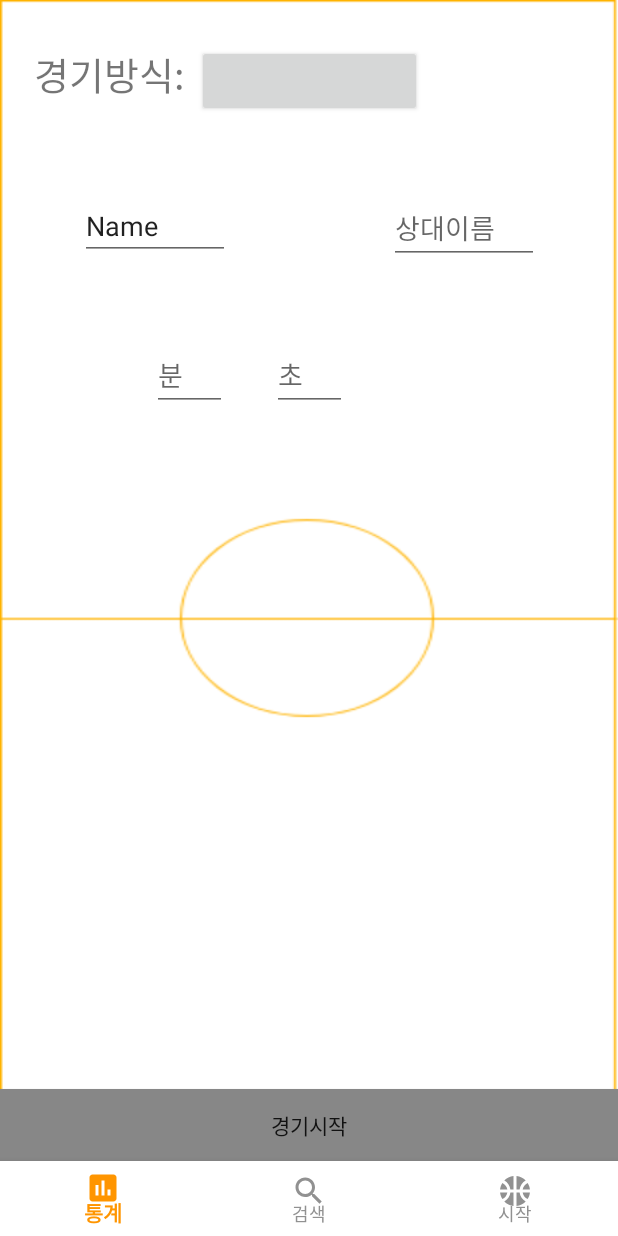
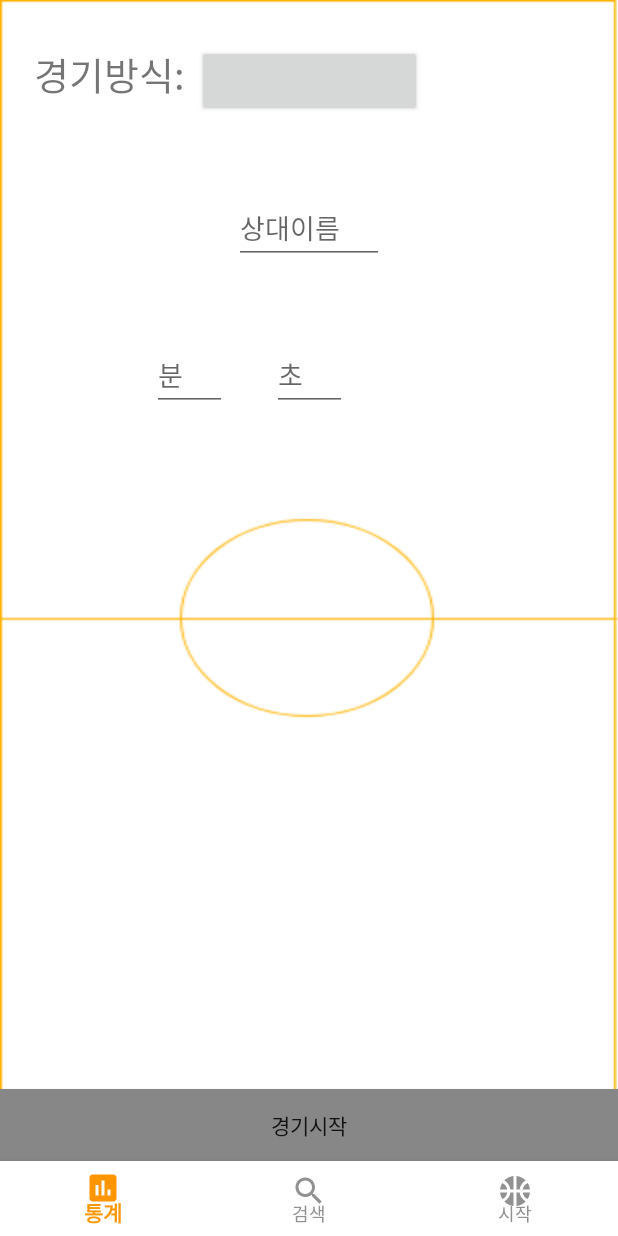
Before and after one commit to JaewonKim04/BasketBallCount, an Android app: the fragment StartGameFragment placed in its activity, on a phone screen of 412 x 824 dp. Run offline under Robolectric (Android 15) with nearby library versions, the phone set to English and light mode, and no system bars; our stand-ins replace Firebase (no records; nobody signed in at launch, a user with empty details on screens opened directly); plain views replace SegmentedButton; 1 statement that could not run was skipped.

```diff
--- a/app/src/main/java/com/example/basketballcount/login/GetUserNameActivity.kt
+++ b/app/src/main/java/com/example/basketballcount/login/GetUserNameActivity.kt
@@ -41,8 +41,8 @@ class GetUserNameActivity : AppCompatActivity() {
                             val user = Firebase.auth.currentUser
                             var name = ""
                             var resultGson = ""
-                            var wingame :Long
-                            var losegame :Long
+                            var wingame: Long
+                            var losegame: Long
                             user?.let {
                                 user.displayName
                                 name = user.displayName.toString()
@@ -57,10 +57,10 @@ class GetUserNameActivity : AppCompatActivity() {
                                 losegame = document.data?.get("losegame") as Long
                                 intent.putExtra("get_win_fire", wingame)
                                 intent.putExtra("get_lose_fire", losegame)
-                                intent.putExtra("get_email",user.email)
                             }
                             Toast.makeText(applicationContext, "로그인 되었습니다", Toast.LENGTH_SHORT)
                                 .show()
+                            intent.putExtra("get_email", user!!.email.toString())
                             intent.putExtra("get_name", name)
                             intent.putExtra("get_result", resultGson)
                             setResult(Activity.RESULT_OK, intent)
--- a/app/src/main/res/layout/fragment_start_game.xml
+++ b/app/src/main/res/layout/fragment_start_game.xml
@@ -50,7 +50,7 @@
         android:hint="상대이름"
         android:inputType="textPersonName"
         app:layout_constraintEnd_toEndOf="parent"
-        app:layout_constraintStart_toStartOf="@+id/guideline1"
+        app:layout_constraintStart_toStartOf="parent"
         app:layout_constraintTop_toBottomOf="@+id/choose_mode_btn" />
 
     <Button
@@ -107,15 +107,4 @@
         app:layout_constraintStart_toStartOf="parent"
         app:layout_constraintTop_toBottomOf="@+id/get_away_et" />
 
-    <EditText
-        android:id="@+id/editTextTextPersonName"
-        android:layout_width="100dp"
-        android:layout_height="wrap_content"
-        android:layout_marginTop="50dp"
-        android:ems="10"
-        android:inputType="textPersonName"
-        android:text="Name"
-        app:layout_constraintEnd_toStartOf="@+id/guideline1"
-        app:layout_constraintStart_toStartOf="parent"
-        app:layout_constraintTop_toBottomOf="@+id/choose_mode_btn" />
 </androidx.constraintlayout.widget.ConstraintLayout>
```
